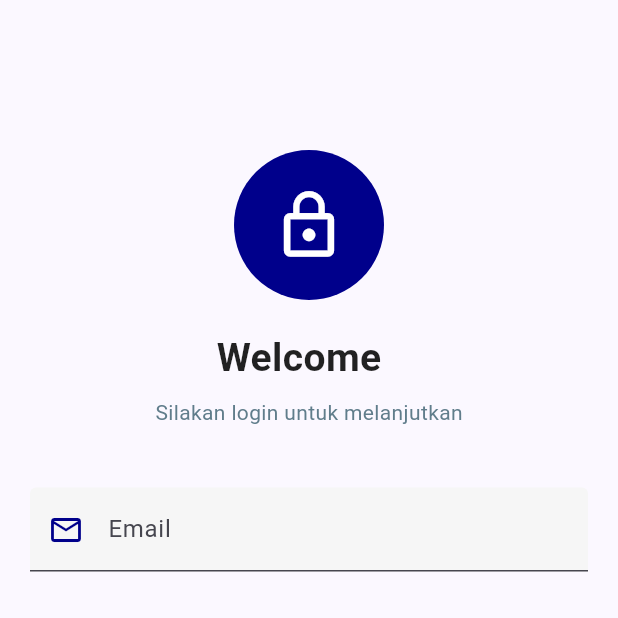
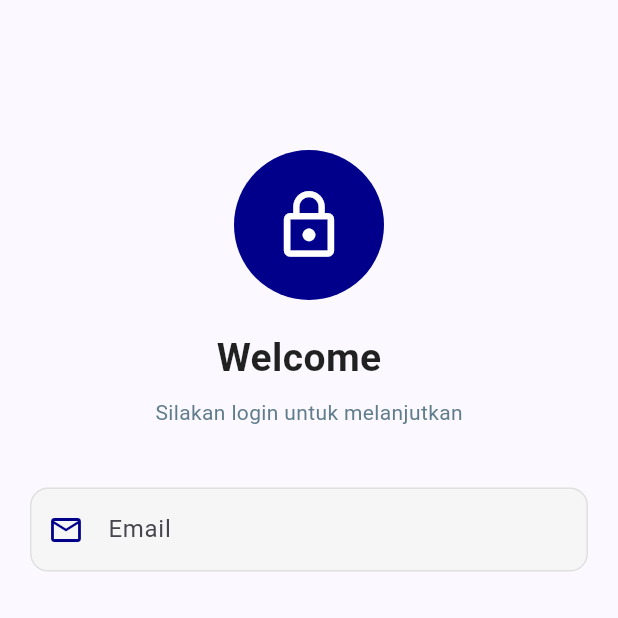
Before and after one commit to rismanitalst/tugas_splash, a Flutter app: the Login screen opened directly, on a phone screen of 412 x 824 dp, the top half of it. Run offline on Flutter 3.47's test engine with Material 3 defaults, Android fonts, the phone set to English and light mode, and no system bars.

Commit message:
add border, enabledBorder, dan focusedBorder pada input email

```diff
--- a/lib/screen/login.dart
+++ b/lib/screen/login.dart
@@ -61,6 +61,21 @@ class Login extends StatelessWidget {
                 prefixIcon: const Icon(Icons.email_outlined, color: Color(0xFF00008B)),
                 filled: true,
                 fillColor: const Color(0xFFF6F6F6),
+                  border: OutlineInputBorder(
+                  borderRadius: BorderRadius.circular(12.0),
+                ),
+                enabledBorder: OutlineInputBorder(
+                  borderRadius: BorderRadius.circular(12),
+                  borderSide: BorderSide(color: Colors.grey[300]!),
+                ),
+                focusedBorder: OutlineInputBorder(
+                  borderRadius: BorderRadius.circular(12),
+                    borderSide: const BorderSide(
+                    color: Color(0xFF00008B), // biru tua pas fokus
+                    width: 2,
+                    ),
+                ),
+
                 ),
               ),
 
```
